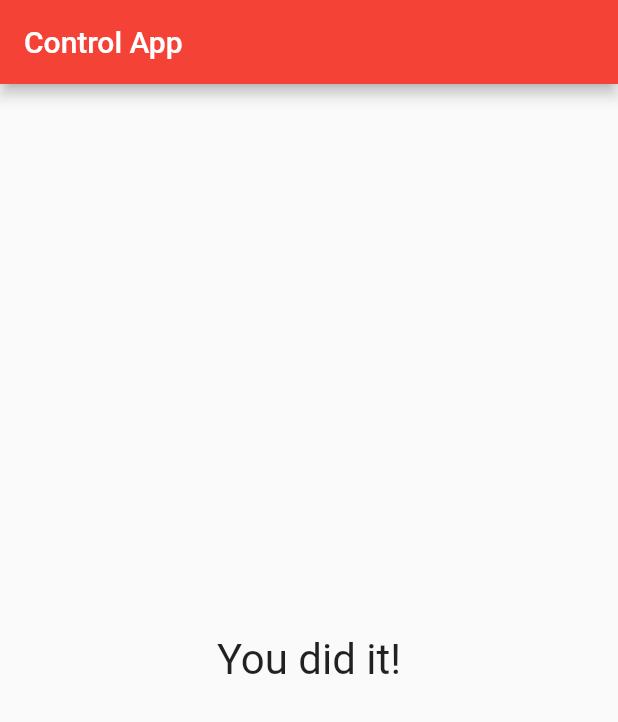
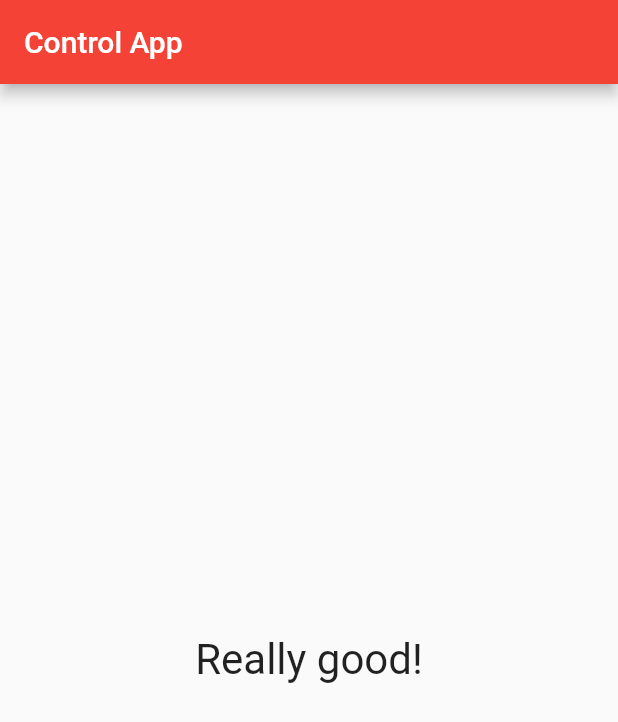
Before and after one commit to JMarinez/control_app, a Flutter app: the screen it shows after launch, after a tap on "Sunny", after a tap on "OK", after a tap on "Horrible", on a phone screen of 412 x 824 dp. Shown: the top 722 px of the screen. Run offline on Flutter 3.47's test engine with Material 2 defaults, Android fonts, the phone set to English and light mode, and no system bars.

Commit message:
[ADD] Implemented final score to Result widget

```diff
--- a/lib/main.dart
+++ b/lib/main.dart
@@ -18,21 +18,68 @@ class _MyAppState extends State<MyApp> {
   final _questions = [
     {
       "questionText": "How's the weather?",
-      "answers": ["Sunny", "Rainy", "Cloudy"]
+      "answers": [
+        {
+          "choice": "Sunny",
+          "score": 10,
+        },
+        {
+          "choice": "Rainy",
+          "score": 1,
+        },
+        {
+          "choice": "Cloudy",
+          "score": 5,
+        }
+      ]
     },
     {
       "questionText": "How you doin?",
-      "answers": ["Good", "OK", "Sad", "Depressed"]
+      "answers": [
+        {
+          "choice": "Good",
+          "score": 10,
+        },
+        {
+          "choice": "OK",
+          "score": 7,
+        },
+        {
+          "choice": "Sad",
+          "score": 5,
+        },
+        {
+          "choice": "Depressed",
+          "score": 1,
+        },
+      ]
     },
     {
       "questionText": "Is Flutter amazing?",
-      "answers": ["Totally", "It's alright", "Horrible"]
+      "answers": [
+        {
+          "choice": "Totally",
+          "score": 10,
+        },
+        {
+          "choice": "It's alright",
+          "score": 5,
+        },
+        {
+          "choice": "Horrible",
+          "score": 0,
+        },
+      ]
     }
   ];
 
   var _currentQuestion = 0;
+  var _totalScore = 0;
 
-  void _answerQuestion() {
+  void _answerQuestion(int score) {
+
+    _totalScore += score;
+
     setState(() {
       _currentQuestion = _currentQuestion + 1;
     });
@@ -52,7 +99,7 @@ class _MyAppState extends State<MyApp> {
                 currentQuestion: _currentQuestion,
                 questions: _questions,
               )
-            : Result(),
+            : Result(_totalScore),
       ),
     );
   }
--- a/lib/quiz.dart
+++ b/lib/quiz.dart
@@ -21,9 +21,9 @@ class Quiz extends StatelessWidget {
         Question(
           questions[currentQuestion]["questionText"],
         ),
-        ...(questions[currentQuestion]["answers"] as List<String>)
+        ...(questions[currentQuestion]["answers"] as List<Map<String, Object>>)
             .map((answer) {
-          return Answer(answerQuestion, answer);
+          return Answer(() => answerQuestion(answer["score"]), answer["choice"]);
         }).toList()
       ],
     );
--- a/lib/result.dart
+++ b/lib/result.dart
@@ -1,11 +1,26 @@
 import 'package:flutter/material.dart';
 
 class Result extends StatelessWidget {
+
+  final int finalScore;
+
+  Result(this.finalScore);
+
   @override
   Widget build(BuildContext context) {
     return Center(
-      child: Text(
-        "You did it!",
+      child: finalScore > 0 && finalScore <= 5 ? Text(
+        "Not good!",
+        style: TextStyle(
+          fontSize: 28,
+        ),
+      ) : finalScore > 5 && finalScore <= 10 ? Text(
+        "Moderate!",
+        style: TextStyle(
+          fontSize: 28,
+        ),
+      ) : Text(
+        "Really good!",
         style: TextStyle(
           fontSize: 28,
         ),
```
